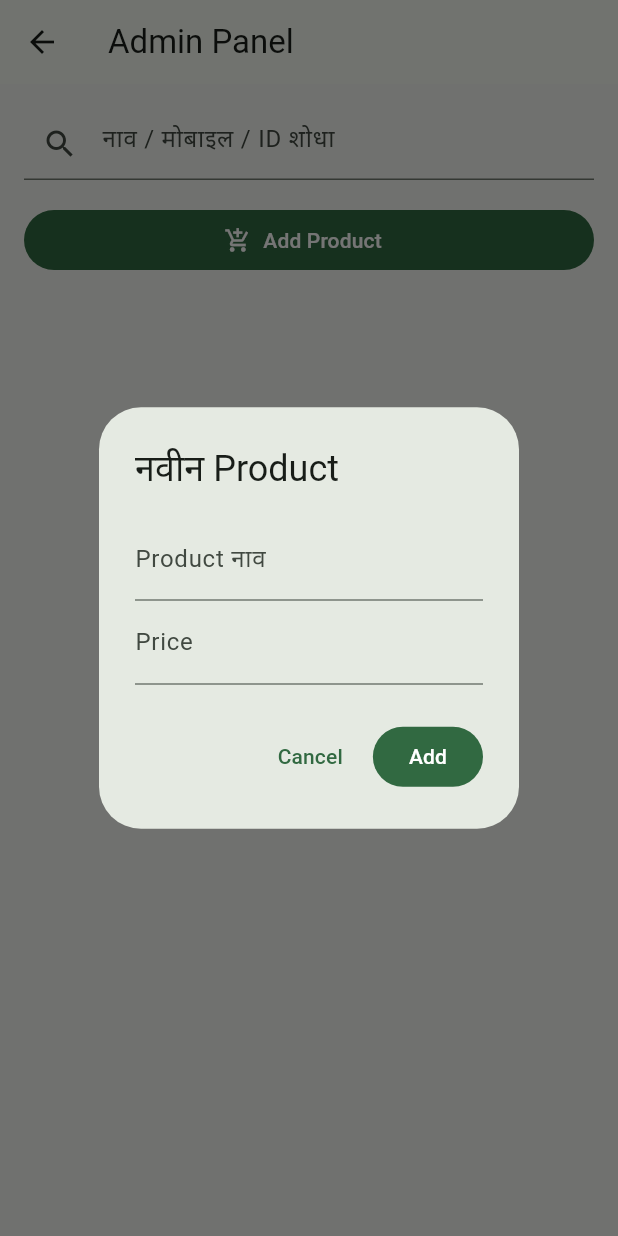
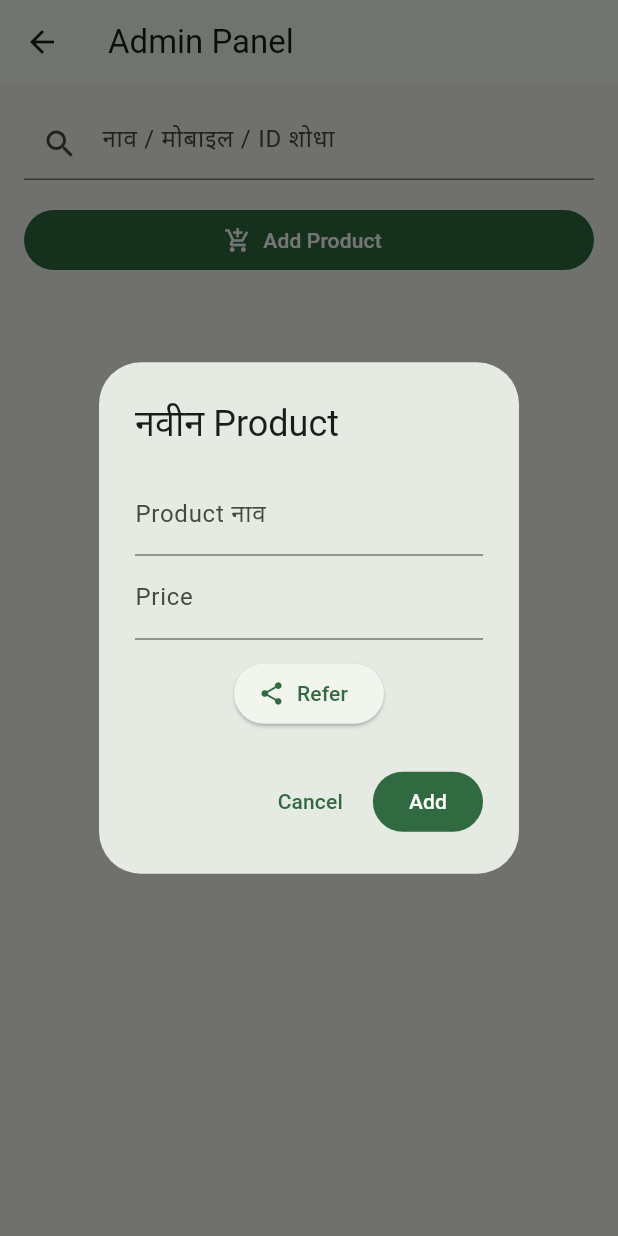
Before and after one commit to devananddamodar9-gif/Baba-agro-app, a Flutter app: the AdminPage screen opened directly, after a tap on "Add Product", on a phone screen of 412 x 824 dp. Run offline on Flutter 3.47's test engine with Material 3 defaults, Android fonts, the phone set to English and light mode, and no system bars; our stand-ins replace cloud_firestore, firebase_core; accounts and stored records are empty.

Commit message:
Fix Refer button

```diff
--- a/lib/main.dart
+++ b/lib/main.dart
@@ -217,6 +217,7 @@ class HomePage extends StatelessWidget {
                 builder: (_) => const EarningsPage(),
               ),
             ),
+          ),
             const SizedBox(height: 12),
             ElevatedButton.icon(
               icon: const Icon(Icons.share),
@@ -227,7 +228,6 @@ class HomePage extends StatelessWidget {
                 );
               },
             ),
-          ),
         ],
       ),
     );
@@ -624,6 +624,16 @@ class _AdminPageState extends State<AdminPage> {
                 prefixText: '₹ ',
               ),
             ),
+            const SizedBox(height: 12),
+            ElevatedButton.icon(
+              icon: const Icon(Icons.share),
+              label: const Text('Refer'),
+              onPressed: () {
+                ScaffoldMessenger.of(context).showSnackBar(
+                  const SnackBar(content: Text('Refer option लवकरच सुरू होईल')),
+                );
+              },
+            ),
           ],
         ),
         actions: [
```
